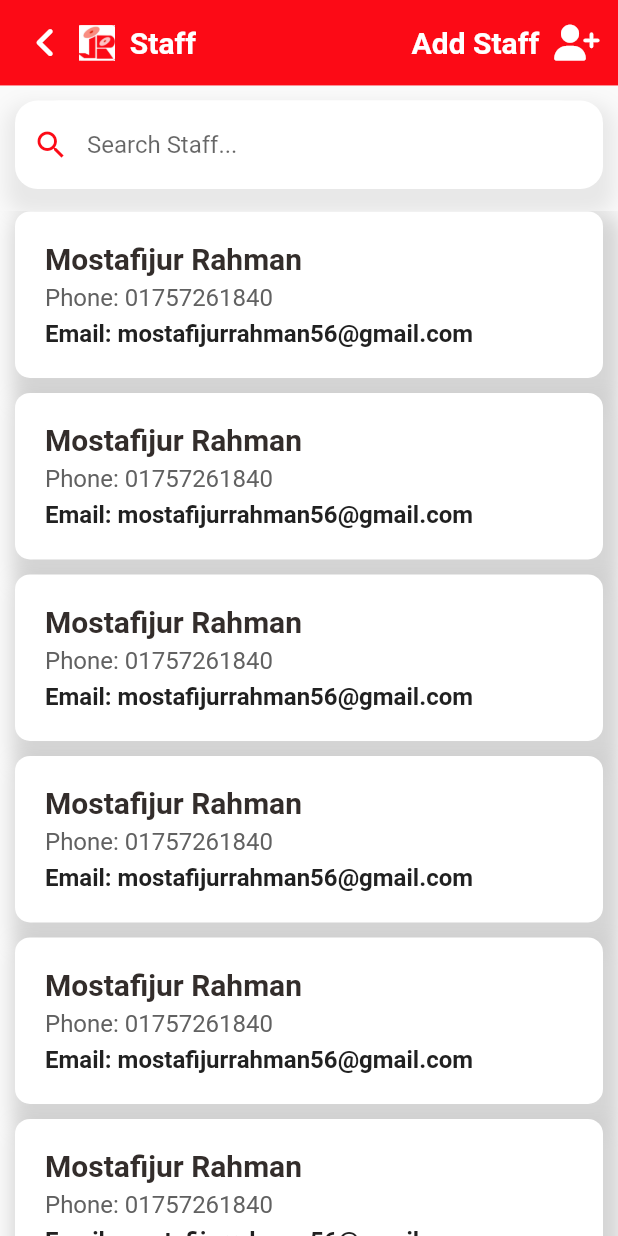
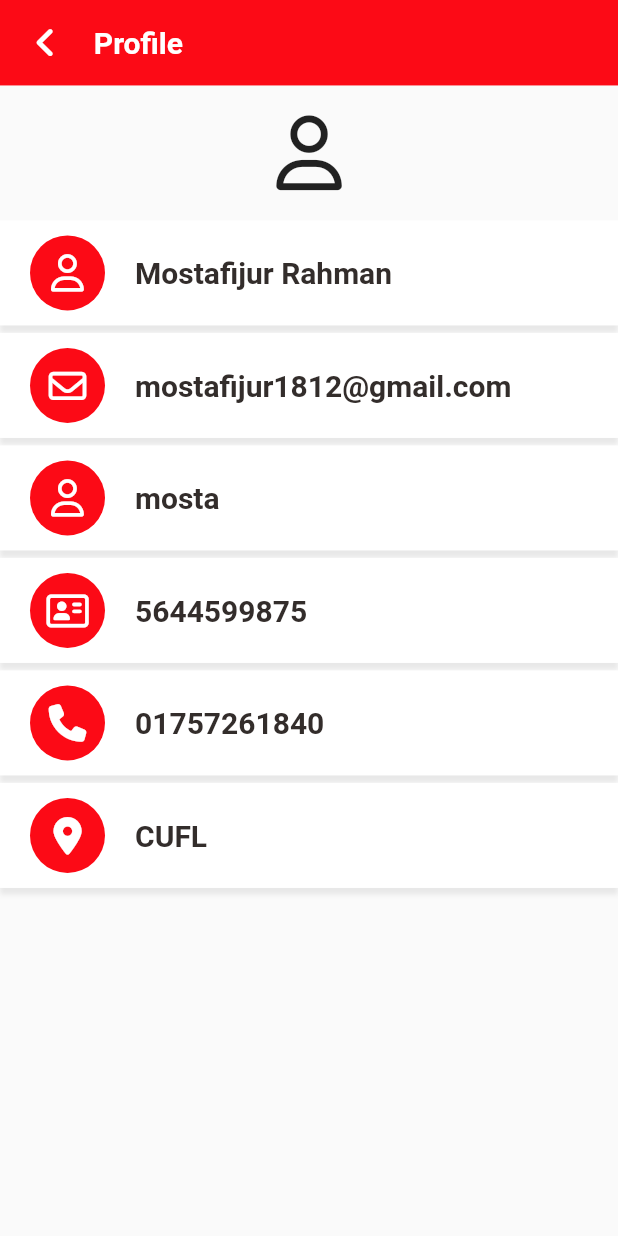
Before and after one commit to mostafijur566/store_management_flutter, a Flutter app: the screen it shows after launch, on a phone screen of 412 x 824 dp. Run offline on Flutter 3.47's test engine with Material 2 defaults, Android fonts, the phone set to English and light mode, and no system bars; our stand-ins replace font_awesome_flutter, get, google_fonts; missing offline and left inert: bitsdojo_window, dart:ffi.

Commit message:
user profile page ui ready for both platform mobile and desktop

```diff
--- a/lib/main.dart
+++ b/lib/main.dart
@@ -1,6 +1,7 @@
 import 'dart:io';
 import 'package:bitsdojo_window/bitsdojo_window.dart';
 import 'package:flutter/material.dart';
+import 'package:store_management_flutter/pages/acount/user_profile_page.dart';
 import 'package:store_management_flutter/pages/dashboard_page.dart';
 import 'package:store_management_flutter/pages/sign_in_page.dart';
 import 'package:get/get.dart';
@@ -39,7 +40,7 @@ class MyApp extends StatelessWidget {
         // is not restarted.
         primarySwatch: Colors.blue,
       ),
-      home: StaffPage(),
+      home: UserProfilePage(),
     );
   }
 }
--- /dev/null
+++ b/lib/pages/acount/user_profile_page.dart
@@ -0,0 +1,250 @@
+import 'package:flutter/material.dart';
+import 'package:font_awesome_flutter/font_awesome_flutter.dart';
+
+import '../../utils/app_colors.dart';
+import '../../widgets/account_widget.dart';
+import '../../widgets/account_widget_desktop.dart';
+import '../../widgets/app_icon.dart';
+import '../../widgets/big_text.dart';
+import 'dart:io';
+
+class UserProfilePage extends StatefulWidget {
+  const UserProfilePage({Key? key}) : super(key: key);
+
+  @override
+  State<UserProfilePage> createState() => _UserProfilePageState();
+}
+
+class _UserProfilePageState extends State<UserProfilePage> {
+  @override
+  Widget build(BuildContext context) {
+    return Scaffold(
+      body: SafeArea(
+        child: _selectPlatform(),
+      ),
+    );
+  }
+
+  Widget _selectPlatform(){
+    if(Platform.isAndroid || Platform.isIOS){
+      return _mobile();
+    }
+    else{
+      return _desktop();
+    }
+  }
+
+  Widget _mobile(){
+    return SingleChildScrollView(
+      physics: BouncingScrollPhysics(),
+      child: Column(
+        children: [
+          Container(
+            padding: EdgeInsets.only(top: MediaQuery.of(context).size.width * 0.04, bottom: MediaQuery.of(context).size.width * 0.04, left: MediaQuery.of(context).size.width * 0.045, right: MediaQuery.of(context).size.width * 0.045),
+            width: double.infinity,
+            color: AppColors.mainColor,
+            child: Row(
+              children: [
+                Icon(FontAwesomeIcons.angleLeft, color: Colors.white,),
+                SizedBox(width: 10,),
+                SizedBox(width: 10,),
+                BigText(text: 'Profile', color: Colors.white,),
+              ],
+            ),
+          ),
+          SizedBox(height: 20,),
+          Icon(FontAwesomeIcons.user, size: 50,),
+          SizedBox(height: 20,),
+          AccountWidget(
+            appIcon: AppIcon(
+              icon: FontAwesomeIcons.user,
+              backgroundColor: AppColors.mainColor,
+              iconColor: Colors.white,
+              iconSize: 25,
+              size: 10 * 5,
+            ),
+            bigText: BigText(
+              text: 'Mostafijur Rahman',
+            ),
+          ),
+          SizedBox(height: 5,),
+          AccountWidget(
+            appIcon: AppIcon(
+              icon:FontAwesomeIcons.envelope,
+              backgroundColor: AppColors.mainColor,
+              iconColor: Colors.white,
+              iconSize: 25,
+              size: 10 * 5,
+            ),
+            bigText: BigText(
+              text: 'mostafijur1812@gmail.com',
+            ),
+          ),
+          SizedBox(height: 5,),
+          AccountWidget(
+            appIcon: AppIcon(
+              icon:FontAwesomeIcons.user,
+              backgroundColor: AppColors.mainColor,
+              iconColor: Colors.white,
+              iconSize: 25,
+              size: 10 * 5,
+            ),
+            bigText: BigText(
+              text: 'mosta',
+            ),
+          ),
+          SizedBox(height: 5,),
+          AccountWidget(
+            appIcon: AppIcon(
+              icon: FontAwesomeIcons.addressCard,
+              backgroundColor: AppColors.mainColor,
+              iconColor: Colors.white,
+              iconSize: 25,
+              size: 10 * 5,
+            ),
+            bigText: BigText(
+              text: '5644599875',
+            ),
+          ),
+          SizedBox(height: 5,),
+          AccountWidget(
+            appIcon: AppIcon(
+              icon: FontAwesomeIcons.phone,
+              backgroundColor: AppColors.mainColor,
+              iconColor: Colors.white,
+              iconSize: 25,
+              size: 10 * 5,
+            ),
+            bigText: BigText(
+              text: '01757261840',
+            ),
+          ),
+          SizedBox(height: 5,),
+          AccountWidget(
+            appIcon: AppIcon(
+              icon: FontAwesomeIcons.locationDot,
+              backgroundColor: AppColors.mainColor,
+              iconColor: Colors.white,
+              iconSize: 25,
+              size: 10 * 5,
+            ),
+            bigText: BigText(
+              text: 'CUFL',
+            ),
+          ),
+        ],
+      ),
+    );
+  }
+
+  Widget _desktop(){
+    return Column(
+      children: [
+        Container(
+          width: double.infinity,
+          color: AppColors.mainColor,
+          padding: EdgeInsets.only(top: 5, bottom: 5, left: 20, right: 20),
+          child: Row(
+            mainAxisAlignment: MainAxisAlignment.spaceBetween,
+            children: [
+              Row(
+                children: [
+                  Image.asset('assets/images/logo.jpg', width: 30,),
+                  SizedBox(width: 10,),
+                  BigText(text: 'Dashboard', color: Colors.white,),
+                ],
+              ),
+              Row(
+                children: [
+                  BigText(text: 'Logout', color: Colors.white,),
+                  Icon(Icons.logout_outlined, color: Colors.white,)
+                ],
+              ),
+            ],
+          ),
+        ),
+
+        SizedBox(height: 20,),
+        Icon(FontAwesomeIcons.user, size: 70,),
+        SizedBox(height: 20,),
+        AccountWidgetDesktop(
+          appIcon: AppIcon(
+            icon: FontAwesomeIcons.user,
+            backgroundColor: AppColors.mainColor,
+            iconColor: Colors.white,
+            iconSize: 25,
+            size: 10 * 5,
+          ),
+          bigText: BigText(
+            text: 'Mostafijur Rahman',
+          ),
+        ),
+        SizedBox(height: 5,),
+        AccountWidgetDesktop(
+          appIcon: AppIcon(
+            icon:FontAwesomeIcons.envelope,
+            backgroundColor: AppColors.mainColor,
+            iconColor: Colors.white,
+            iconSize: 25,
+            size: 10 * 5,
+          ),
+          bigText: BigText(
+            text: 'mostafijur1812@gmail.com',
+          ),
+        ),
+        SizedBox(height: 5,),
+        AccountWidgetDesktop(
+          appIcon: AppIcon(
+            icon:FontAwesomeIcons.user,
+            backgroundColor: AppColors.mainColor,
+            iconColor: Colors.white,
+            iconSize: 25,
+            size: 10 * 5,
+          ),
+          bigText: BigText(
+            text: 'mosta',
+          ),
+        ),
+        SizedBox(height: 5,),
+        AccountWidgetDesktop(
+          appIcon: AppIcon(
+            icon: FontAwesomeIcons.addressCard,
+            backgroundColor: AppColors.mainColor,
+            iconColor: Colors.white,
+            iconSize: 25,
+            size: 10 * 5,
+          ),
+          bigText: BigText(
+            text: '5644599875',
+          ),
+        ),
+        SizedBox(height: 5,),
+        AccountWidgetDesktop(
+          appIcon: AppIcon(
+            icon: FontAwesomeIcons.phone,
+            backgroundColor: AppColors.mainColor,
+            iconColor: Colors.white,
+            iconSize: 25,
+            size: 10 * 5,
+          ),
+          bigText: BigText(
+            text: '01757261840',
+          ),
+        ),
+        SizedBox(height: 5,),
+        AccountWidgetDesktop(
+          appIcon: AppIcon(
+            icon: FontAwesomeIcons.locationDot,
+            backgroundColor: AppColors.mainColor,
+            iconColor: Colors.white,
+            iconSize: 25,
+            size: 10 * 5,
+          ),
+          bigText: BigText(
+            text: 'CUFL',
+          ),
+        ),
+      ],
+    );
+  }
+}
--- a/lib/pages/staff/add_staff_mobile.dart
+++ b/lib/pages/staff/add_staff_mobile.dart
@@ -32,7 +32,6 @@ class _AddStaffMobileState extends State<AddStaffMobile> {
                   children: [
                     Icon(FontAwesomeIcons.angleLeft, color: Colors.white,),
                     SizedBox(width: 10,),
-                    Image.asset('assets/images/logo.jpg', width: 24,),
                     SizedBox(width: 10,),
                     BigText(text: 'Add Account', color: Colors.white,),
                   ],
--- /dev/null
+++ b/lib/widgets/account_widget.dart
@@ -0,0 +1,41 @@
+import 'package:flutter/cupertino.dart';
+import 'package:flutter/material.dart';
+
+import 'app_icon.dart';
+import 'big_text.dart';
+
+
+class AccountWidget extends StatelessWidget {
+  AppIcon appIcon;
+  BigText bigText;
+  AccountWidget({Key? key, required this.appIcon,
+    required this.bigText}) : super(key: key);
+
+  @override
+  Widget build(BuildContext context) {
+    return Container(
+      padding: EdgeInsets.only(left: 20,
+          top: 10,
+          bottom: 10
+      ),
+
+      decoration: BoxDecoration(
+          color: Colors.white,
+          boxShadow: [
+            BoxShadow(
+                offset: Offset(0, 5),
+                color: Colors.grey.withOpacity(0.2),
+                blurRadius: 2
+            ),
+          ]
+      ),
+      child: Row(
+        children: [
+          appIcon,
+          SizedBox(width: 20,),
+          bigText
+        ],
+      ),
+    );
+  }
+}
--- /dev/null
+++ b/lib/widgets/app_icon.dart
@@ -0,0 +1,36 @@
+import 'package:flutter/material.dart';
+
+class AppIcon extends StatelessWidget {
+  AppIcon(
+      {Key? key,
+        required this.icon,
+        this.backgroundColor = const Color(0xFFfcf4e4),
+        this.iconColor = const Color(0xFF756d64),
+        this.size = 40,
+        this.iconSize = 16
+      })
+      : super(key: key);
+
+  final IconData icon;
+  final Color backgroundColor;
+  final Color iconColor;
+  final double size;
+  final double iconSize;
+
+  @override
+  Widget build(BuildContext context) {
+    return Container(
+      width: size,
+      height: size,
+      decoration: BoxDecoration(
+        borderRadius: BorderRadius.circular(size / 2),
+        color: backgroundColor,
+      ),
+      child: Icon(
+        icon,
+        color: iconColor,
+        size: iconSize,
+      ),
+    );
+  }
+}
```
Also changed, not shown: lib/widgets/account_widget_desktop.dart (added, +42 -0 lines).
